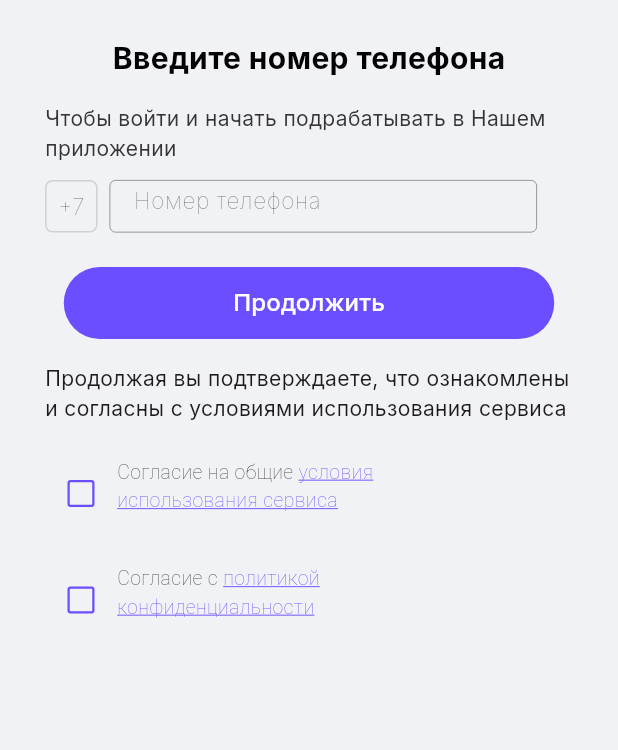
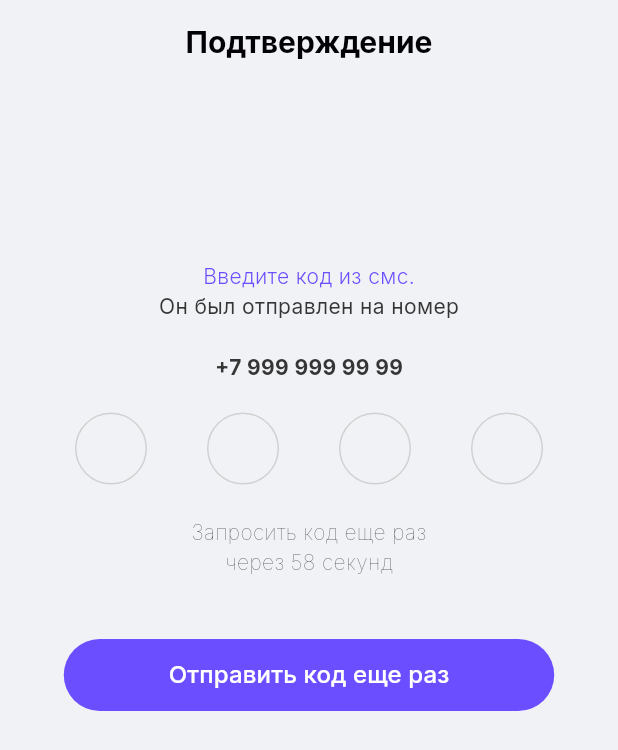
Before and after one commit to vachtung-gigabidze/flutter_figma_ui_lab, a Flutter app: the screen it shows after launch, on a phone screen of 412 x 824 dp. Shown: the top 750 px of the screen. Run offline on Flutter 3.47's test engine with Material 3 defaults, Android fonts, the phone set to English and light mode, and no system bars; our stand-ins replace flutter_svg, google_fonts.

Commit message:
page confirm otp

```diff
--- a/lib/jobby/core/app_builder.dart
+++ b/lib/jobby/core/app_builder.dart
@@ -1,5 +1,5 @@
 import 'package:flutter/material.dart';
-import 'package:flutter_figma_template/jobby/pages/login/page.dart';
+import 'package:flutter_figma_template/jobby/pages/pages.dart';
 import 'package:google_fonts/google_fonts.dart';
 
 class JobbyAppBuilder extends StatelessWidget {
@@ -33,6 +33,6 @@ class HomeApp extends StatefulWidget {
 class _HomeAppState extends State<HomeApp> {
   @override
   Widget build(BuildContext context) {
-    return Scaffold(body: LoginByPhonePage()); // OnboardingPage());
+    return ConfirmPage(); // LoginByPhonePage(); // OnboardingPage());
   }
 }
--- /dev/null
+++ b/lib/jobby/pages/confirm/page.dart
@@ -0,0 +1,200 @@
+import 'package:flutter/material.dart';
+import 'package:flutter/services.dart';
+
+class ConfirmPage extends StatefulWidget {
+  const ConfirmPage({super.key});
+
+  @override
+  State<ConfirmPage> createState() => _ConfirmPageState();
+}
+
+class _ConfirmPageState extends State<ConfirmPage> {
+  late List<TextEditingController> _otpControllers;
+  String _otp = '';
+  @override
+  void initState() {
+    _otpControllers = [
+      TextEditingController(),
+      TextEditingController(),
+      TextEditingController(),
+      TextEditingController(),
+    ];
+    super.initState();
+  }
+
+  @override
+  void dispose() {
+    for (var c in _otpControllers) {
+      c.dispose();
+    }
+    super.dispose();
+  }
+
+  otpChanged() {
+    for (var c in _otpControllers) {
+      _otp = _otp + c.text;
+    }
+    if (_otp.length == 4) {
+      //TODO: next page
+    }
+  }
+
+  @override
+  Widget build(BuildContext context) {
+    return Scaffold(
+      appBar: AppBar(
+        backgroundColor: Colors.transparent,
+        centerTitle: true,
+        title: Text(
+          "Подтверждение",
+          style: TextStyle(
+            fontSize: 20,
+            color: Color(0xff020105),
+            fontWeight: FontWeight.bold,
+          ),
+        ),
+      ),
+      body: Center(
+        child: SizedBox(
+          width: 400,
+          child: Padding(
+            padding: const EdgeInsets.all(24.0),
+            child: Column(
+              mainAxisAlignment: MainAxisAlignment.start,
+              crossAxisAlignment: CrossAxisAlignment.center,
+              children: [
+                SizedBox(height: 94),
+                Text(
+                  "Введите код из смс.",
+                  style: TextStyle(
+                    fontSize: 14,
+                    color: Color(0xff6B4EFF),
+                    fontWeight: FontWeight.w300,
+                  ),
+                ),
+                // SizedBox(height: 16),
+                Text(
+                  "Он был отправлен на номер",
+                  style: TextStyle(
+                    fontSize: 14,
+                    color: Color(0xff353535),
+                    fontWeight: FontWeight.w400,
+                  ),
+                ),
+                SizedBox(height: 21),
+                Text(
+                  "+7 999 999 99 99",
+                  style: TextStyle(
+                    fontSize: 14,
+                    color: Color(0xff353535),
+                    fontWeight: FontWeight.w700,
+                  ),
+                ),
+                SizedBox(height: 20),
+                Row(
+                  mainAxisAlignment: MainAxisAlignment.spaceAround,
+                  children:
+                      _otpControllers
+                          .map(
+                            (c) => OTPDigitInput(
+                              controller: c,
+                              autoFocus: false,
+                              otpChanged: otpChanged,
+                            ),
+                          )
+                          .toList(),
+                ),
+                SizedBox(height: 22),
+                SizedBox(
+                  width: 180,
+                  child: Text(
+                    "Запросить код еще раз через 58 секунд",
+                    textAlign: TextAlign.center,
+                    style: TextStyle(
+                      fontSize: 14,
+                      color: Color(0xff353535),
+                      fontWeight: FontWeight.w100,
+                    ),
+                  ),
+                ),
+                SizedBox(height: 41),
+                FilledButton(
+                  onPressed: () {
+                    //TODO: send otp
+                  },
+
+                  style: FilledButton.styleFrom(
+                    fixedSize: Size(327, 48),
+                    backgroundColor: Color(0xff6B4EFF),
+                  ),
+                  child: Text(
+                    "Отправить код еще раз",
+                    style: TextStyle(
+                      fontSize: 16,
+                      fontWeight: FontWeight.w500,
+                      color: Colors.white,
+                    ),
+                  ),
+                ),
+              ],
+            ),
+          ),
+        ),
+      ),
+    );
+  }
+}
+
+class OTPDigitInput extends StatelessWidget {
+  final TextEditingController controller;
+  final bool autoFocus;
+  final VoidCallback otpChanged;
+  const OTPDigitInput({
+    super.key,
+    required this.controller,
+    required this.autoFocus,
+    required this.otpChanged,
+  });
+
+  @override
+  Widget build(BuildContext context) {
+    return Container(
+      width: 48,
+      height: 48,
+      decoration: BoxDecoration(
+        border: Border.all(width: 1, color: Color(0xffD1D1D1)),
+        borderRadius: BorderRadius.circular(24),
+      ),
+      child: Center(
+        child: TextField(
+          autofocus: autoFocus,
+          textAlign: TextAlign.center,
+          keyboardType: TextInputType.number,
+          controller: controller,
+          maxLength: 1,
+          cursorColor: Theme.of(context).primaryColor,
+          decoration: const InputDecoration(
+            border: InputBorder.none,
+            counterText: '',
+            hintStyle: TextStyle(
+              color: Colors.black,
+              fontSize: 16.0,
+              fontWeight: FontWeight.bold,
+            ),
+          ),
+          onChanged: (value) {
+            otpChanged();
+            if (value.length == 1) {
+              FocusScope.of(context).nextFocus();
+            }
+          },
+          style: TextStyle(
+            fontSize: 16,
+            color: Color(0xff090A0A),
+            fontWeight: FontWeight.w400,
+          ),
+        ),
+      ),
+    );
+  }
+}
--- a/lib/jobby/pages/login/page.dart
+++ b/lib/jobby/pages/login/page.dart
@@ -25,7 +25,8 @@ class _LoginByPhonePageState extends State<LoginByPhonePage> {
 
   @override
   Widget build(BuildContext context) {
-    return Center(
+    return Scaffold(
+      body: Center(
         child: SizedBox(
           width: 400,
           child: Padding(
@@ -209,6 +210,7 @@ class _LoginByPhonePageState extends State<LoginByPhonePage> {
             ),
           ),
         ),
+      ),
     );
   }
 }
--- a/lib/jobby/pages/pages.dart
+++ b/lib/jobby/pages/pages.dart
@@ -1 +1,3 @@
 export 'onboarding/page.dart';
+export 'login/page.dart';
+export 'confirm/page.dart';
```
Lines whose indentation alone changed are shown as unchanged.
